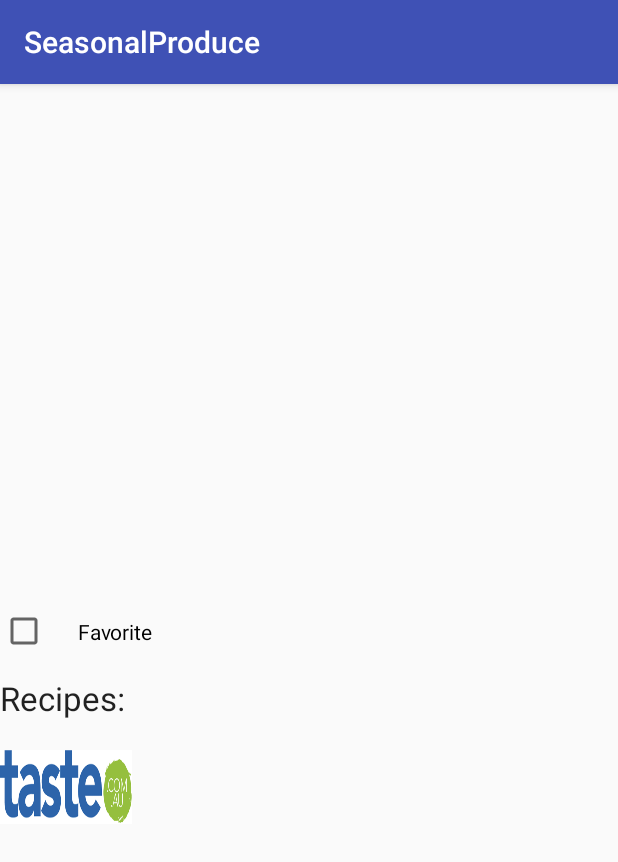
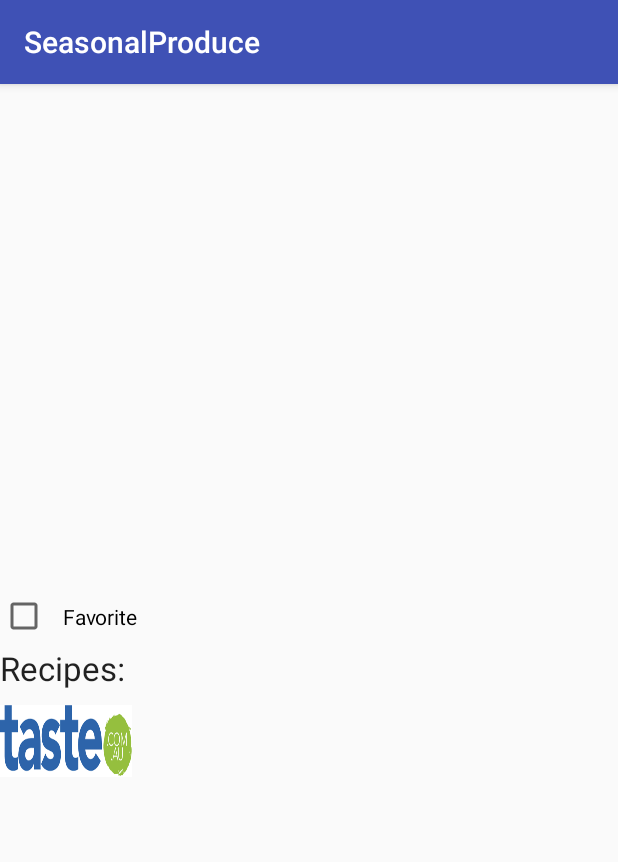
Before and after one commit to Antonlazarev0/SeasonalProduce, an Android app: the FruitActivity screen opened directly, with no data from a screen before it, on a phone screen of 412 x 824 dp. Shown: the top 862 px of the screen. Run offline under Robolectric (Android 15) with nearby library versions, the phone set to English and light mode, and no system bars; 1 statement that could not run was skipped.

```diff
--- a/app/src/main/res/layout/activity_fruit.xml
+++ b/app/src/main/res/layout/activity_fruit.xml
@@ -1,7 +1,6 @@
 <?xml version="1.0" encoding="utf-8"?>
 <LinearLayout
     xmlns:android="http://schemas.android.com/apk/res/android"
-    xmlns:app="http://schemas.android.com/apk/res-auto"
     xmlns:tools="http://schemas.android.com/tools"
     android:layout_width="match_parent"
     android:layout_height="match_parent"
@@ -13,7 +12,7 @@
         android:layout_height="225dp"
         android:id="@+id/photo"
         android:padding="5dp"
-        />
+        android:contentDescription="@string/produce_description" />
     <TextView
         android:layout_width="wrap_content"
         android:layout_height="wrap_content"
@@ -43,21 +42,20 @@
         android:id="@+id/favorite"
         android:text="@string/favorite"
         android:onClick="onFavoriteClicked"
-        android:padding="20dp"/>
+        android:padding="10dp"/>
 
     <TextView
         android:layout_width="wrap_content"
         android:layout_height="wrap_content"
         android:textAppearance="@style/Base.TextAppearance.AppCompat.Large"
         android:text="@string/recipe_text"
-        android:paddingBottom="20dp"/>
+        android:paddingBottom="10dp"/>
     <Button
         android:autoLink="web"
         android:layout_width="wrap_content"
         android:layout_height="wrap_content"
         android:id="@+id/recipe"
         android:foreground="@drawable/index"
-        android:paddingTop="20dp"
         />
 
 </LinearLayout>
--- a/app/src/main/res/layout/activity_vegetable.xml
+++ b/app/src/main/res/layout/activity_vegetable.xml
@@ -1,7 +1,6 @@
 <?xml version="1.0" encoding="utf-8"?>
 <LinearLayout
     xmlns:android="http://schemas.android.com/apk/res/android"
-    xmlns:app="http://schemas.android.com/apk/res-auto"
     xmlns:tools="http://schemas.android.com/tools"
     android:layout_width="match_parent"
     android:layout_height="match_parent"
@@ -13,7 +12,7 @@
         android:layout_height="225dp"
         android:id="@+id/photo"
         android:padding="5dp"
-        />
+        android:contentDescription="@string/produce_description" />
     <TextView
         android:layout_width="wrap_content"
         android:layout_height="wrap_content"
@@ -57,7 +56,6 @@
         android:layout_height="wrap_content"
         android:id="@+id/recipe"
         android:foreground="@drawable/index"
-
         />
 
 </LinearLayout>
--- a/app/src/main/res/values/strings.xml
+++ b/app/src/main/res/values/strings.xml
@@ -12,4 +12,5 @@
     <string name="favorite_fruit">Favorite fruits:</string>
     <string name="favorite_vegetable">Favorite vegetables:</string>
     <string name="recipe_text">Recipes:</string>
+    <string name="produce_description">Produce picture</string>
 </resources>
```
